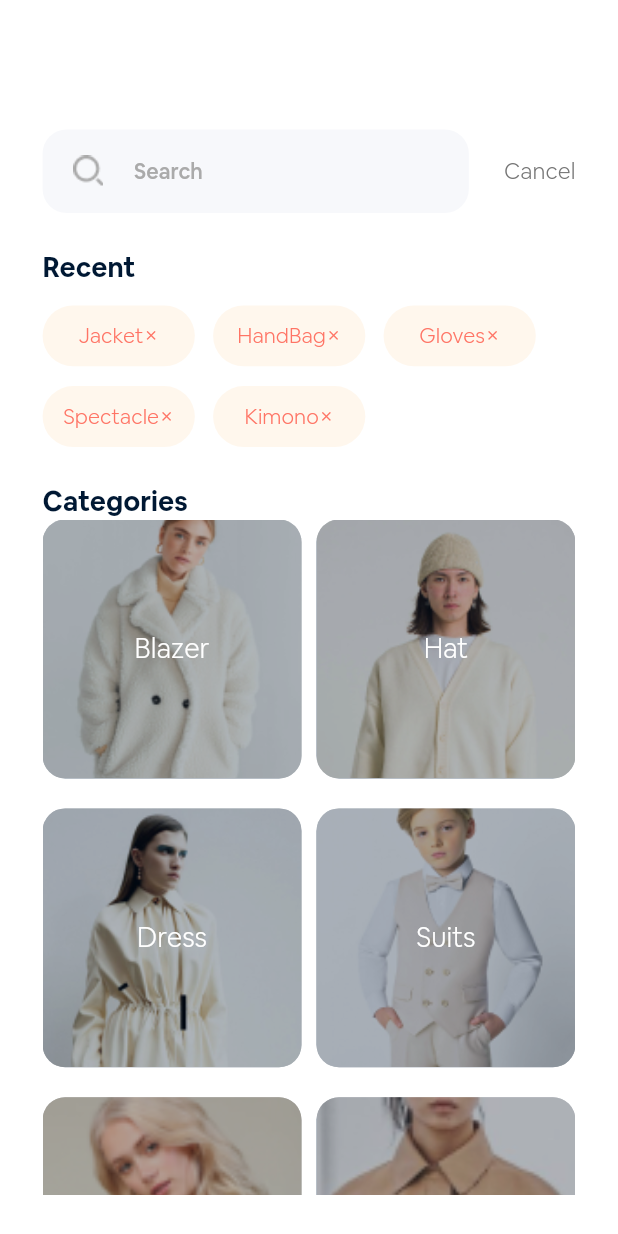
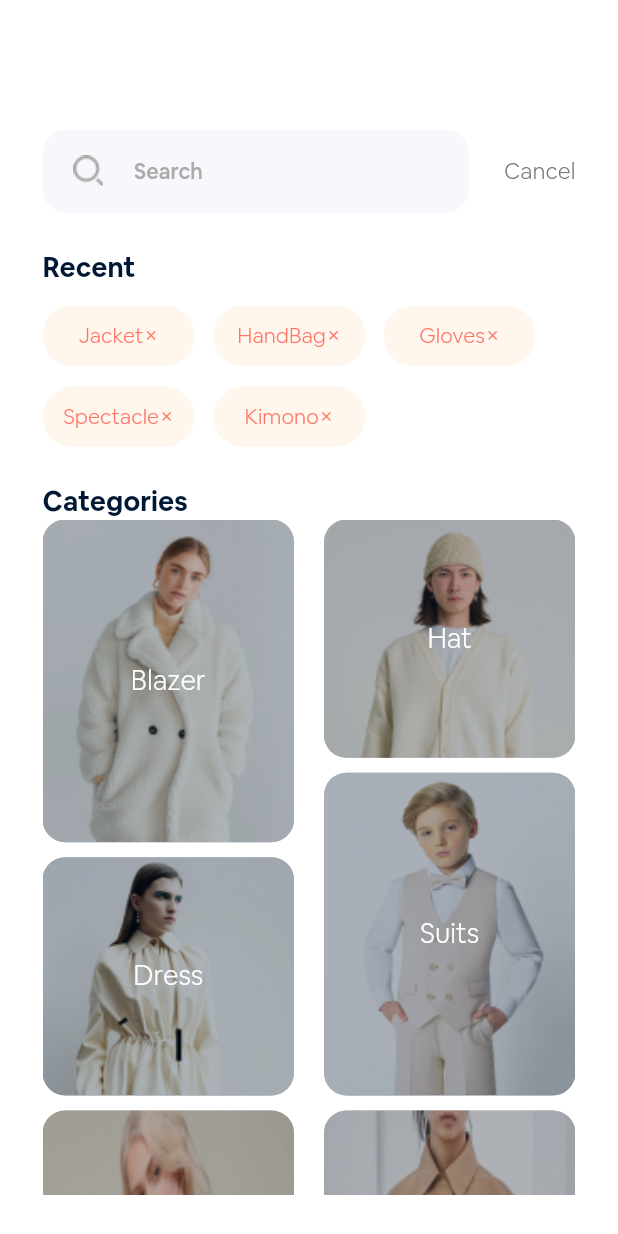
Before and after one commit to Mohamedimbaby/lawazem, a Flutter app: the SearchScreen widget shown alone on an empty page, opened directly, on a phone screen of 412 x 824 dp. Run offline on Flutter 3.47's test engine with Material 2 defaults, Android fonts, the phone set to English and light mode, and no system bars; our stand-ins replace animated_bottom_navigation_bar, connectivity, dio, email_validator, flutter_bloc, flutter_screenutil and 5 more; accounts and stored records are empty; generated files the repository leaves out were written again; network calls fail; project files that could hold a hidden picture were left out.

Commit message:
finish search screen

```diff
--- a/lib/Search/SearchScreen.dart
+++ b/lib/Search/SearchScreen.dart
@@ -1,5 +1,6 @@
 import 'package:flutter/material.dart';
 import 'package:flutter_screenutil/flutter_screenutil.dart';
+import 'package:flutter_staggered_grid_view/flutter_staggered_grid_view.dart';
 import 'package:lawazem/BaseModule/BaseScreen.dart';
 import 'package:lawazem/Utils/AppConfig.dart';
 import 'package:lawazem/Utils/Colors.dart';
@@ -26,8 +27,8 @@ class SearchScreenState extends BaseState<SearchScreen> {
   List<CategoryModel> categories = [
     CategoryModel(ImagePaths.CATEGORY_ONE, AppConfig.labels!.blazer),
     CategoryModel(ImagePaths.CATEGORY_TWO, AppConfig.labels!.hat),
+    CategoryModel(ImagePaths.CATEGORY_FOUR, AppConfig.labels!.suits),
     CategoryModel(ImagePaths.CATEGORY_THREE, AppConfig.labels!.dress),
-    CategoryModel(ImagePaths.CATEGORY_FOUR, AppConfig.labels!.suits),
     CategoryModel(ImagePaths.CATEGORY_FIVE, AppConfig.labels!.blazer),
     CategoryModel(ImagePaths.CATEGORY_SIX, AppConfig.labels!.blazer),
   ];
@@ -140,20 +141,23 @@ class SearchScreenState extends BaseState<SearchScreen> {
               ),
             ),
             Expanded(
-              child: GridView.count(
+                child: StaggeredGridView.countBuilder(
                     shrinkWrap: true,
-                crossAxisCount: 2,
-                scrollDirection: Axis.vertical,
-                crossAxisSpacing: 10,
-                mainAxisSpacing: 20,
-                children: categories.map<Widget>((category) {
+                    crossAxisCount: 4,
+                    itemCount: categories.length,
+                    staggeredTileBuilder: (int index) =>
+                        new StaggeredTile.count(2, index.isEven ? 2.4 : 1.8),
+                    mainAxisSpacing: 10.0,
+                    crossAxisSpacing: 20.0,
+                    itemBuilder: (BuildContext context, int index) {
                       return Container(
                         decoration: BoxDecoration(
                             image: DecorationImage(
-                            image: AssetImage(category.image),
-                            fit: BoxFit.cover),
+                                image: AssetImage(categories[index].image),
+                                fit: BoxFit.fill),
                             color: BLACK_WITH_OPACITY,
-                        borderRadius: BorderRadius.all(Radius.circular(15))),
+                            borderRadius:
+                                BorderRadius.all(Radius.circular(15))),
                         child: Container(
                           decoration: BoxDecoration(
                             borderRadius: BorderRadius.all(Radius.circular(15)),
@@ -165,15 +169,13 @@ class SearchScreenState extends BaseState<SearchScreen> {
                           ),
                           child: Center(
                             child: Text(
-                          category.name,
+                              categories[index].name,
                               style: normalText(18.sp, WHITE),
                             ),
                           ),
                         ),
                       );
-                }).toList(),
-              ),
-            )
+                    }))
           ],
         ));
   }
```
Lines whose indentation alone changed are shown as unchanged.
